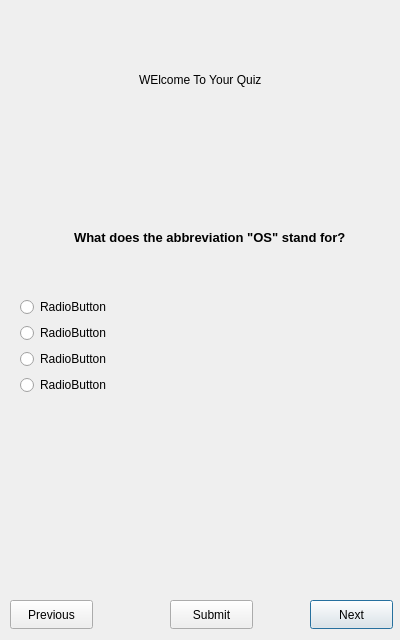
Above: SmartQuizGen/quizexamen.ui from MossabMilha/SmartQuizGen before the change. Below: the same form after it.
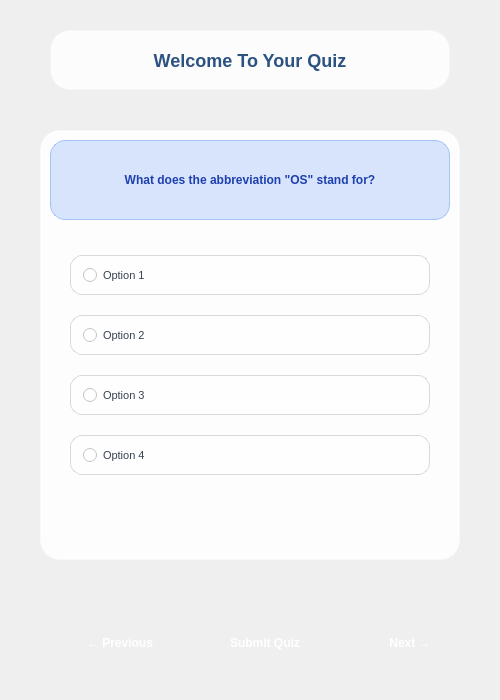
That is the form after the change.

```diff
--- a/SmartQuizGen/quizexamen.ui
+++ b/SmartQuizGen/quizexamen.ui
@@ -6,156 +6,276 @@
    <rect>
     <x>0</x>
     <y>0</y>
-    <width>400</width>
-    <height>640</height>
+    <width>500</width>
+    <height>700</height>
    </rect>
   </property>
   <property name="minimumSize">
    <size>
-    <width>400</width>
-    <height>640</height>
+    <width>500</width>
+    <height>700</height>
    </size>
   </property>
   <property name="maximumSize">
    <size>
-    <width>400</width>
-    <height>640</height>
+    <width>500</width>
+    <height>700</height>
    </size>
   </property>
   <property name="windowTitle">
    <string>Dialog</string>
   </property>
-  <widget class="QWidget" name="verticalLayoutWidget">
+  <property name="styleSheet">
+   <string notr="true">
+    QDialog {
+        background: qlineargradient(x1:0, y1:0, x2:1, y2:1,
+                                  stop:0 #a8d8ff,
+                                  stop:1 #e6f3ff);
+        border-radius: 15px;
+    }
+
+    QLabel#QuizTitle {
+        background: rgba(255, 255, 255, 200);
+        border: 2px solid rgba(255, 255, 255, 100);
+        border-radius: 20px;
+        padding: 15px;
+        font-size: 18px;
+        font-weight: bold;
+        color: #2c5282;
+    }
+
+    QFrame#QuestionCard {
+        background: rgba(255, 255, 255, 230);
+        border: 2px solid rgba(255, 255, 255, 150);
+        border-radius: 20px;
+        padding: 20px;
+        margin: 10px;
+    }
+
+    QLabel#Question {
+        background: rgba(59, 130, 246, 50);
+        border: 1px solid rgba(59, 130, 246, 100);
+        border-radius: 15px;
+        padding: 15px;
+        font-size: 12px;
+        font-weight: bold;
+        color: #1e40af;
+    }
+
+    QRadioButton {
+        background: rgba(255, 255, 255, 180);
+        border: 1px solid rgba(156, 163, 175, 100);
+        border-radius: 12px;
+        padding: 12px;
+        margin: 5px 0px;
+        font-size: 11px;
+        color: #374151;
+    }
+
+    QRadioButton:hover {
+        background: rgba(59, 130, 246, 30);
+        border: 1px solid rgba(59, 130, 246, 150);
+    }
+
+    QRadioButton:checked {
+        background: rgba(59, 130, 246, 80);
+        border: 2px solid #3b82f6;
+        color: #1e40af;
+        font-weight: bold;
+    }
+
+    QPushButton {
+        background: qlineargradient(x1:0, y1:0, x2:0, y2:1,
+                                  stop:0 #4ade80,
+                                  stop:1 #22c55e);
+        border: none;
+        border-radius: 20px;
+        padding: 12px 20px;
+        font-size: 12px;
+        font-weight: bold;
+        color: white;
+        min-width: 100px;
+    }
+
+    QPushButton:hover {
+        background: qlineargradient(x1:0, y1:0, x2:0, y2:1,
+                                  stop:0 #22c55e,
+                                  stop:1 #16a34a);
+    }
+
+    QPushButton:pressed {
+        background: qlineargradient(x1:0, y1:0, x2:0, y2:1,
+                                  stop:0 #16a34a,
+                                  stop:1 #15803d);
+    }
+
+    QPushButton#SubmitButton {
+        background: qlineargradient(x1:0, y1:0, x2:0, y2:1,
+                                  stop:0 #f59e0b,
+                                  stop:1 #d97706);
+    }
+
+    QPushButton#SubmitButton:hover {
+        background: qlineargradient(x1:0, y1:0, x2:0, y2:1,
+                                  stop:0 #d97706,
+                                  stop:1 #b45309);
+    }
+   </string>
+  </property>
+
+  <!-- Title Section -->
+  <widget class="QLabel" name="QuizTitle">
    <property name="geometry">
     <rect>
-     <x>0</x>
-     <y>230</y>
-     <width>401</width>
-     <height>165</height>
-    </rect>
-   </property>
-   <layout class="QVBoxLayout" name="verticalLayout">
-    <property name="leftMargin">
-     <number>20</number>
-    </property>
-    <item>
-     <layout class="QHBoxLayout" name="horizontalLayout">
-      <item alignment="Qt::AlignmentFlag::AlignHCenter|Qt::AlignmentFlag::AlignVCenter">
-       <widget class="QLabel" name="Question">
-        <property name="font">
-         <font>
-          <pointsize>10</pointsize>
-          <bold>true</bold>
-         </font>
-        </property>
-        <property name="text">
-         <string>What does the abbreviation &quot;OS&quot; stand for?</string>
-        </property>
-       </widget>
-      </item>
-     </layout>
-    </item>
-    <item>
-     <spacer name="verticalSpacer">
-      <property name="orientation">
-       <enum>Qt::Orientation::Vertical</enum>
-      </property>
-      <property name="sizeHint" stdset="0">
-       <size>
-        <width>20</width>
-        <height>60</height>
-       </size>
-      </property>
-     </spacer>
-    </item>
-    <item alignment="Qt::AlignmentFlag::AlignLeft">
-     <widget class="QRadioButton" name="Answer1">
-      <property name="text">
-       <string>RadioButton</string>
-      </property>
-     </widget>
-    </item>
-    <item alignment="Qt::AlignmentFlag::AlignLeft">
-     <widget class="QRadioButton" name="Answer2">
-      <property name="text">
-       <string>RadioButton</string>
-      </property>
-     </widget>
-    </item>
-    <item alignment="Qt::AlignmentFlag::AlignLeft">
-     <widget class="QRadioButton" name="Answer3">
-      <property name="text">
-       <string>RadioButton</string>
-      </property>
-     </widget>
-    </item>
-    <item alignment="Qt::AlignmentFlag::AlignLeft">
-     <widget class="QRadioButton" name="Answer4">
-      <property name="text">
-       <string>RadioButton</string>
-      </property>
-     </widget>
-    </item>
-   </layout>
-  </widget>
-  <widget class="QWidget" name="verticalLayoutWidget_3">
-   <property name="geometry">
-    <rect>
-     <x>0</x>
-     <y>40</y>
-     <width>401</width>
-     <height>80</height>
-    </rect>
-   </property>
-   <layout class="QVBoxLayout" name="verticalLayout_3">
-    <item alignment="Qt::AlignmentFlag::AlignHCenter|Qt::AlignmentFlag::AlignVCenter">
-     <widget class="QLabel" name="QuizTitle">
-      <property name="text">
-       <string>WElcome To Your Quiz</string>
-      </property>
-     </widget>
-    </item>
-   </layout>
-  </widget>
-  <widget class="QPushButton" name="NextButton">
-   <property name="geometry">
-    <rect>
-     <x>310</x>
-     <y>600</y>
-     <width>83</width>
-     <height>29</height>
+     <x>50</x>
+     <y>30</y>
+     <width>400</width>
+     <height>60</height>
     </rect>
    </property>
    <property name="text">
-    <string>Next</string>
+    <string>Welcome To Your Quiz</string>
    </property>
+   <property name="alignment">
+    <set>Qt::AlignCenter</set>
+   </property>
   </widget>
+
+  <!-- Question Card Container -->
+  <widget class="QFrame" name="QuestionCard">
+   <property name="geometry">
+    <rect>
+     <x>30</x>
+     <y>120</y>
+     <width>440</width>
+     <height>450</height>
+    </rect>
+   </property>
+   <property name="frameShape">
+    <enum>QFrame::NoFrame</enum>
+   </property>
+
+   <!-- Question Text -->
+   <widget class="QLabel" name="Question">
+    <property name="geometry">
+     <rect>
+      <x>20</x>
+      <y>20</y>
+      <width>400</width>
+      <height>80</height>
+     </rect>
+    </property>
+    <property name="text">
+     <string>What does the abbreviation "OS" stand for?</string>
+    </property>
+    <property name="alignment">
+     <set>Qt::AlignCenter</set>
+    </property>
+    <property name="wordWrap">
+     <bool>true</bool>
+    </property>
+   </widget>
+
+   <!-- Answer Options -->
+   <widget class="QRadioButton" name="Answer1">
+    <property name="geometry">
+     <rect>
+      <x>40</x>
+      <y>130</y>
+      <width>360</width>
+      <height>50</height>
+     </rect>
+    </property>
+    <property name="text">
+     <string>Option 1</string>
+    </property>
+   </widget>
+
+   <widget class="QRadioButton" name="Answer2">
+    <property name="geometry">
+     <rect>
+      <x>40</x>
+      <y>190</y>
+      <width>360</width>
+      <height>50</height>
+     </rect>
+    </property>
+    <property name="text">
+     <string>Option 2</string>
+    </property>
+   </widget>
+
+   <widget class="QRadioButton" name="Answer3">
+    <property name="geometry">
+     <rect>
+      <x>40</x>
+      <y>250</y>
+      <width>360</width>
+      <height>50</height>
+     </rect>
+    </property>
+    <property name="text">
+     <string>Option 3</string>
+    </property>
+   </widget>
+
+   <widget class="QRadioButton" name="Answer4">
+    <property name="geometry">
+     <rect>
+      <x>40</x>
+      <y>310</y>
+      <width>360</width>
+      <height>50</height>
+     </rect>
+    </property>
+    <property name="text">
+     <string>Option 4</string>
+    </property>
+   </widget>
+  </widget>
+
+  <!-- Navigation Buttons -->
   <widget class="QPushButton" name="PreviousButton">
    <property name="geometry">
     <rect>
-     <x>10</x>
-     <y>600</y>
-     <width>83</width>
-     <height>29</height>
+     <x>50</x>
+     <y>620</y>
+     <width>110</width>
+     <height>45</height>
     </rect>
    </property>
    <property name="text">
-    <string>Previous</string>
+    <string>← Previous</string>
    </property>
   </widget>
   <widget class="QPushButton" name="SubmitButton">
    <property name="geometry">
     <rect>
-     <x>170</x>
-     <y>600</y>
-     <width>83</width>
-     <height>29</height>
+     <x>195</x>
+     <y>620</y>
+     <width>110</width>
+     <height>45</height>
     </rect>
    </property>
    <property name="text">
-    <string>Submit</string>
+    <string>Submit Quiz</string>
    </property>
   </widget>
+
+  <widget class="QPushButton" name="NextButton">
+   <property name="geometry">
+    <rect>
+     <x>340</x>
+     <y>620</y>
+     <width>110</width>
+     <height>45</height>
+    </rect>
+   </property>
+   <property name="text">
+    <string>Next →</string>
+   </property>
+  </widget>
+
  </widget>
  <resources/>
  <connections/>
```
Left out of the diff: 3 changed lines with no effect on the pictures.
